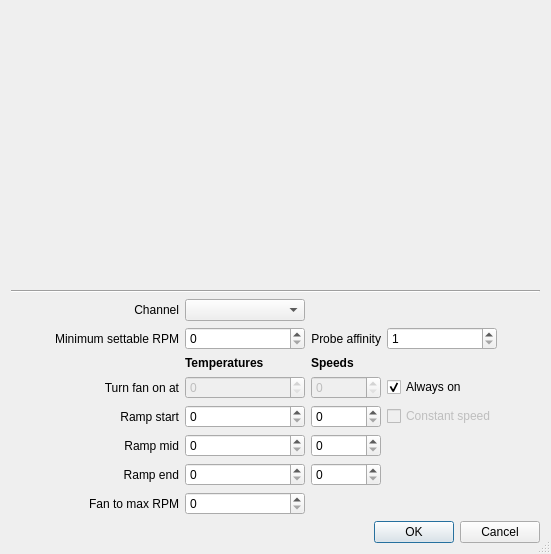
Old version of the form gui_softwareautosetup.ui in the repository Shub77/phoebetria-code.
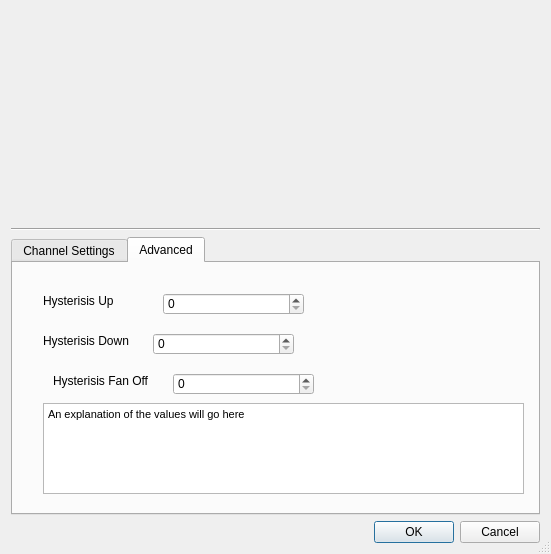
New version of the form. The open tabs and pages were chosen to show the change. Custom widgets are drawn as their Qt base class.

Commit message: Updates for SW Auto config dialog

```diff
--- a/gui_softwareautosetup.ui
+++ b/gui_softwareautosetup.ui
@@ -47,22 +47,19 @@
     </widget>
    </item>
    <item>
-    <layout class="QHBoxLayout" name="horizontalLayout">
-     <item>
-      <spacer name="horizontalSpacer">
-       <property name="orientation">
-        <enum>Qt::Horizontal</enum>
-       </property>
-       <property name="sizeHint" stdset="0">
-        <size>
-         <width>40</width>
-         <height>20</height>
-        </size>
-       </property>
-      </spacer>
-     </item>
+    <widget class="QTabWidget" name="tabWidget">
+     <property name="currentIndex">
+      <number>0</number>
+     </property>
+     <widget class="QWidget" name="tab">
+      <attribute name="title">
+       <string>Channel Settings</string>
+      </attribute>
+      <layout class="QVBoxLayout" name="verticalLayout_2">
      <item>
-      <layout class="QGridLayout" name="gridLayout">
+        <layout class="QHBoxLayout" name="horizontalLayout_2">
+         <item>
+          <layout class="QGridLayout" name="gridLayout_2">
        <item row="1" column="2">
         <widget class="QLabel" name="label_probeAffinity">
          <property name="enabled">
@@ -77,7 +74,7 @@
         </widget>
        </item>
        <item row="0" column="0">
-        <widget class="QLabel" name="label">
+            <widget class="QLabel" name="label_10">
          <property name="text">
           <string>Channel</string>
          </property>
@@ -87,7 +84,7 @@
         </widget>
        </item>
        <item row="2" column="2">
-        <widget class="QLabel" name="label_9">
+            <widget class="QLabel" name="label_11">
          <property name="font">
           <font>
            <weight>75</weight>
@@ -100,7 +97,7 @@
         </widget>
        </item>
        <item row="2" column="1">
-        <widget class="QLabel" name="label_8">
+            <widget class="QLabel" name="label_12">
          <property name="font">
           <font>
            <weight>75</weight>
@@ -123,7 +120,7 @@
         </widget>
        </item>
        <item row="4" column="0">
-        <widget class="QLabel" name="label_2">
+            <widget class="QLabel" name="label_13">
          <property name="text">
           <string>Ramp start</string>
          </property>
@@ -133,7 +130,7 @@
         </widget>
        </item>
        <item row="5" column="0">
-        <widget class="QLabel" name="label_3">
+            <widget class="QLabel" name="label_14">
          <property name="text">
           <string>Ramp mid</string>
          </property>
@@ -192,7 +189,7 @@
         </widget>
        </item>
        <item row="6" column="0">
-        <widget class="QLabel" name="label_4">
+            <widget class="QLabel" name="label_15">
          <property name="text">
           <string>Ramp end</string>
          </property>
@@ -202,7 +199,7 @@
         </widget>
        </item>
        <item row="7" column="0">
-        <widget class="QLabel" name="label_5">
+            <widget class="QLabel" name="label_16">
          <property name="text">
           <string>Fan to max RPM</string>
          </property>
@@ -222,7 +219,7 @@
         </widget>
        </item>
        <item row="1" column="0">
-        <widget class="QLabel" name="label_7">
+            <widget class="QLabel" name="label_17">
          <property name="text">
           <string>Minimum settable RPM</string>
          </property>
@@ -242,7 +239,7 @@
         </widget>
        </item>
        <item row="3" column="0">
-        <widget class="QLabel" name="label_6">
+            <widget class="QLabel" name="label_18">
          <property name="text">
           <string>Turn fan on at</string>
          </property>
@@ -320,22 +317,131 @@
        <item row="0" column="1">
         <widget class="QComboBox" name="ctrl_channel"/>
        </item>
+           <item row="0" column="2">
+            <widget class="QLineEdit" name="ctrl_channelName">
+             <property name="text">
+              <string/>
+             </property>
+             <property name="frame">
+              <bool>false</bool>
+             </property>
+             <property name="readOnly">
+              <bool>true</bool>
+             </property>
+            </widget>
+           </item>
+          </layout>
+         </item>
       </layout>
      </item>
      <item>
-      <spacer name="horizontalSpacer_2">
+        <spacer name="verticalSpacer">
        <property name="orientation">
-        <enum>Qt::Horizontal</enum>
+          <enum>Qt::Vertical</enum>
        </property>
        <property name="sizeHint" stdset="0">
         <size>
-         <width>18</width>
-         <height>20</height>
+           <width>20</width>
+           <height>14</height>
         </size>
        </property>
       </spacer>
      </item>
     </layout>
+      <zorder>verticalSpacer</zorder>
+     </widget>
+     <widget class="QWidget" name="tab_2">
+      <attribute name="title">
+       <string>Advanced</string>
+      </attribute>
+      <widget class="QSpinBox" name="spinBox">
+       <property name="geometry">
+        <rect>
+         <x>150</x>
+         <y>30</y>
+         <width>141</width>
+         <height>22</height>
+        </rect>
+       </property>
+      </widget>
+      <widget class="QLabel" name="label_19">
+       <property name="geometry">
+        <rect>
+         <x>30</x>
+         <y>30</y>
+         <width>101</width>
+         <height>16</height>
+        </rect>
+       </property>
+       <property name="text">
+        <string>Hysterisis Up</string>
+       </property>
+      </widget>
+      <widget class="QSpinBox" name="spinBox_2">
+       <property name="geometry">
+        <rect>
+         <x>140</x>
+         <y>70</y>
+         <width>141</width>
+         <height>22</height>
+        </rect>
+       </property>
+      </widget>
+      <widget class="QLabel" name="label_20">
+       <property name="geometry">
+        <rect>
+         <x>30</x>
+         <y>70</y>
+         <width>101</width>
+         <height>16</height>
+        </rect>
+       </property>
+       <property name="text">
+        <string>Hysterisis Down</string>
+       </property>
+      </widget>
+      <widget class="QSpinBox" name="spinBox_3">
+       <property name="geometry">
+        <rect>
+         <x>160</x>
+         <y>110</y>
+         <width>141</width>
+         <height>22</height>
+        </rect>
+       </property>
+      </widget>
+      <widget class="QLabel" name="label_21">
+       <property name="geometry">
+        <rect>
+         <x>40</x>
+         <y>110</y>
+         <width>101</width>
+         <height>16</height>
+        </rect>
+       </property>
+       <property name="text">
+        <string>Hysterisis Fan Off</string>
+       </property>
+      </widget>
+      <widget class="QTextBrowser" name="textBrowser">
+       <property name="geometry">
+        <rect>
+         <x>30</x>
+         <y>140</y>
+         <width>481</width>
+         <height>91</height>
+        </rect>
+       </property>
+       <property name="html">
+        <string>&lt;!DOCTYPE HTML PUBLIC &quot;-//W3C//DTD HTML 4.0//EN&quot; &quot;http://www.w3.org/TR/REC-html40/strict.dtd&quot;&gt;
+&lt;html&gt;&lt;head&gt;&lt;meta name=&quot;qrichtext&quot; content=&quot;1&quot; /&gt;&lt;style type=&quot;text/css&quot;&gt;
+p, li { white-space: pre-wrap; }
+&lt;/style&gt;&lt;/head&gt;&lt;body style=&quot; font-family:'MS Shell Dlg 2'; font-size:8.25pt; font-weight:400; font-style:normal;&quot;&gt;
+&lt;p style=&quot; margin-top:0px; margin-bottom:0px; margin-left:0px; margin-right:0px; -qt-block-indent:0; text-indent:0px;&quot;&gt;&lt;span style=&quot; font-size:8pt;&quot;&gt;An explanation of the values will go here&lt;/span&gt;&lt;/p&gt;&lt;/body&gt;&lt;/html&gt;</string>
+       </property>
+      </widget>
+     </widget>
+    </widget>
    </item>
    <item>
     <widget class="QDialogButtonBox" name="buttonBox">
```
Lines whose indentation alone changed are shown as unchanged. The commit also changes 2 other files.
